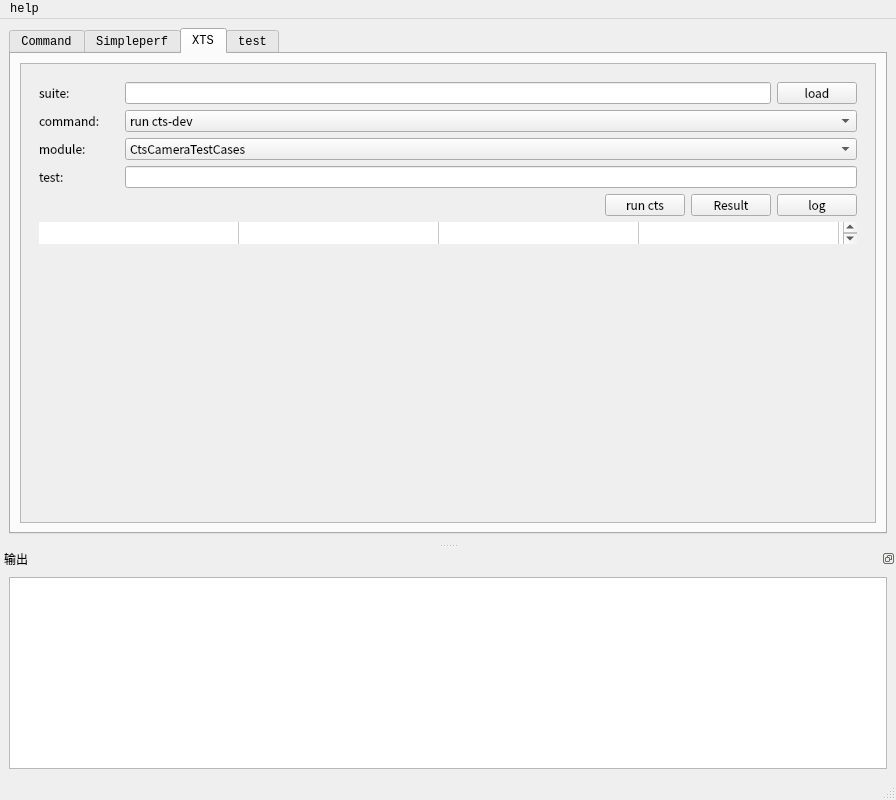
Old version of the form mainwindow.ui in the repository zuoVision/Qt.
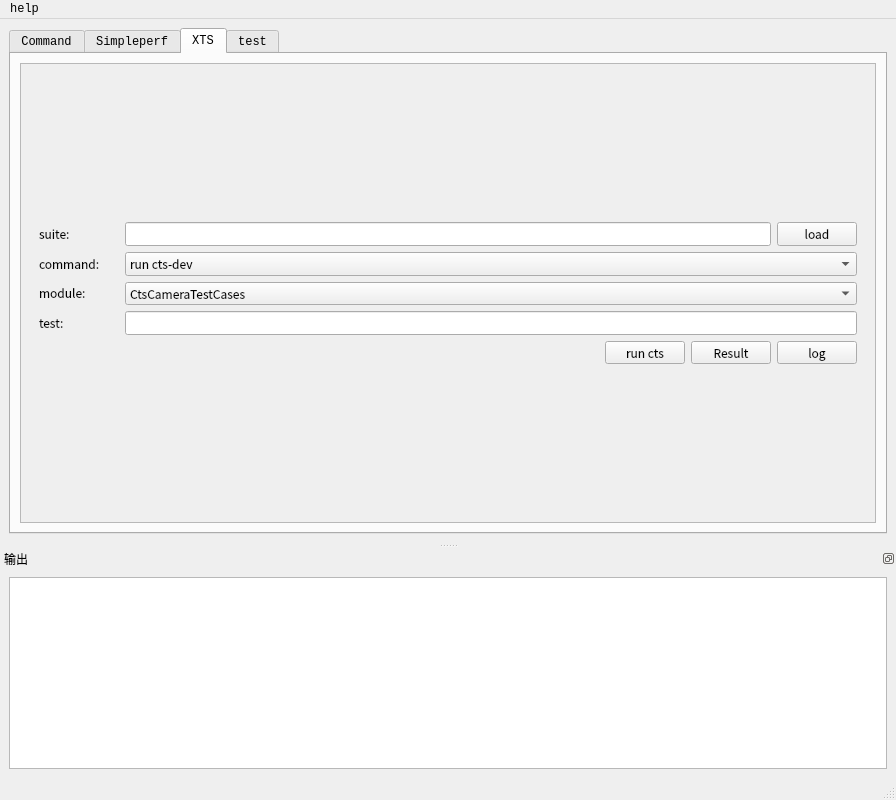
New version of the form.

Patch:
```diff
--- a/mainwindow.ui
+++ b/mainwindow.ui
@@ -631,8 +631,8 @@
             <rect>
              <x>0</x>
              <y>0</y>
-             <width>853</width>
-             <height>440</height>
+             <width>854</width>
+             <height>433</height>
             </rect>
            </property>
            <layout class="QGridLayout" name="gridLayout_13">
@@ -647,13 +647,13 @@
               <property name="minimumSize">
                <size>
                 <width>0</width>
-                <height>170</height>
+                <height>150</height>
                </size>
               </property>
               <property name="maximumSize">
                <size>
                 <width>16777215</width>
-                <height>180</height>
+                <height>160</height>
                </size>
               </property>
               <layout class="QGridLayout" name="gridLayout_14">
@@ -959,84 +959,9 @@
                  </item>
                 </layout>
                </item>
-               <item row="5" column="0">
-                <widget class="QTableWidget" name="tableWidget_xts">
-                 <property name="sizePolicy">
-                  <sizepolicy hsizetype="Minimum" vsizetype="Expanding">
-                   <horstretch>0</horstretch>
-                   <verstretch>0</verstretch>
-                  </sizepolicy>
-                 </property>
-                 <property name="frameShape">
-                  <enum>QFrame::NoFrame</enum>
-                 </property>
-                 <property name="frameShadow">
-                  <enum>QFrame::Plain</enum>
-                 </property>
-                 <property name="lineWidth">
-                  <number>0</number>
-                 </property>
-                 <property name="sizeAdjustPolicy">
-                  <enum>QAbstractScrollArea::AdjustToContents</enum>
-                 </property>
-                 <property name="rowCount">
-                  <number>5</number>
-                 </property>
-                 <property name="columnCount">
-                  <number>4</number>
-                 </property>
-                 <attribute name="horizontalHeaderVisible">
-                  <bool>false</bool>
-                 </attribute>
-                 <attribute name="horizontalHeaderCascadingSectionResizes">
-                  <bool>false</bool>
-                 </attribute>
-                 <attribute name="horizontalHeaderMinimumSectionSize">
-                  <number>200</number>
-                 </attribute>
-                 <attribute name="horizontalHeaderDefaultSectionSize">
-                  <number>200</number>
-                 </attribute>
-                 <attribute name="horizontalHeaderShowSortIndicator" stdset="0">
-                  <bool>false</bool>
-                 </attribute>
-                 <attribute name="horizontalHeaderStretchLastSection">
-                  <bool>false</bool>
-                 </attribute>
-                 <attribute name="verticalHeaderVisible">
-                  <bool>false</bool>
-                 </attribute>
-                 <row/>
-                 <row/>
-                 <row/>
-                 <row/>
-                 <row/>
-                 <column/>
-                 <column/>
-                 <column/>
-                 <column/>
-                </widget>
-               </item>
               </layout>
              </widget>
             </item>
-            <item row="1" column="0">
-             <widget class="QWidget" name="widget_table" native="true">
-              <property name="sizePolicy">
-               <sizepolicy hsizetype="Expanding" vsizetype="Expanding">
-                <horstretch>0</horstretch>
-                <verstretch>0</verstretch>
-               </sizepolicy>
-              </property>
-              <property name="autoFillBackground">
-               <bool>false</bool>
-              </property>
-              <property name="inputMethodHints">
-               <set>Qt::ImhNone</set>
-              </property>
-              <layout class="QGridLayout" name="gridLayout_16"/>
-             </widget>
-            </item>
            </layout>
           </widget>
          </widget>
```
Left out of the diff: 126 changed lines with no effect on the pictures.
